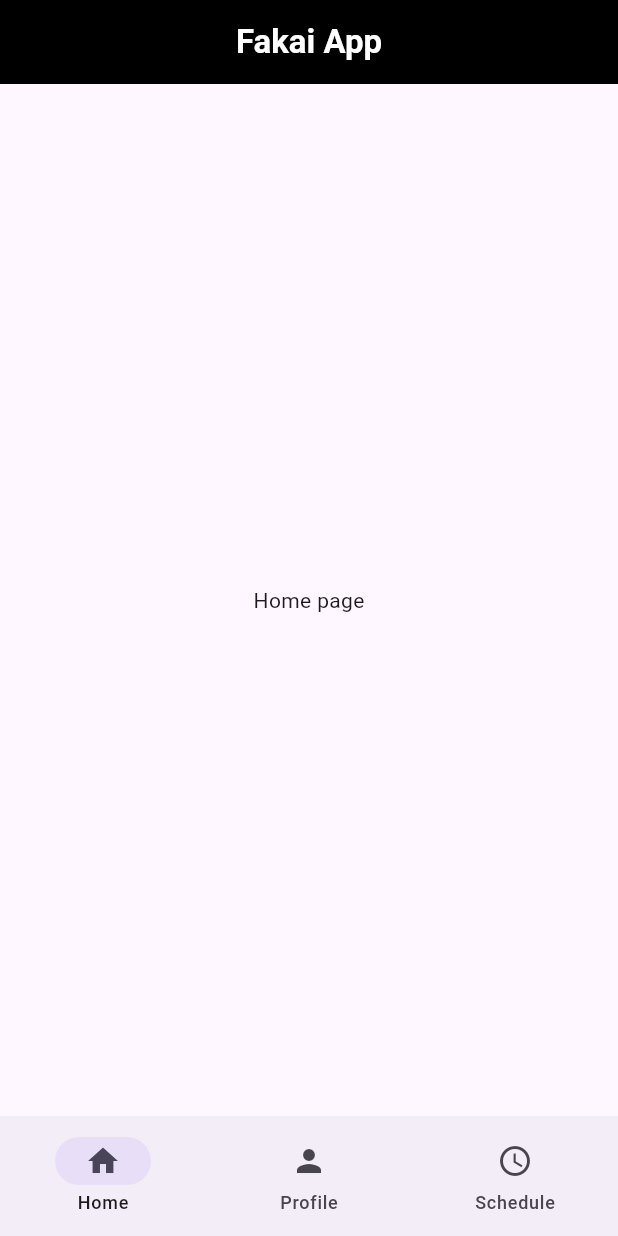
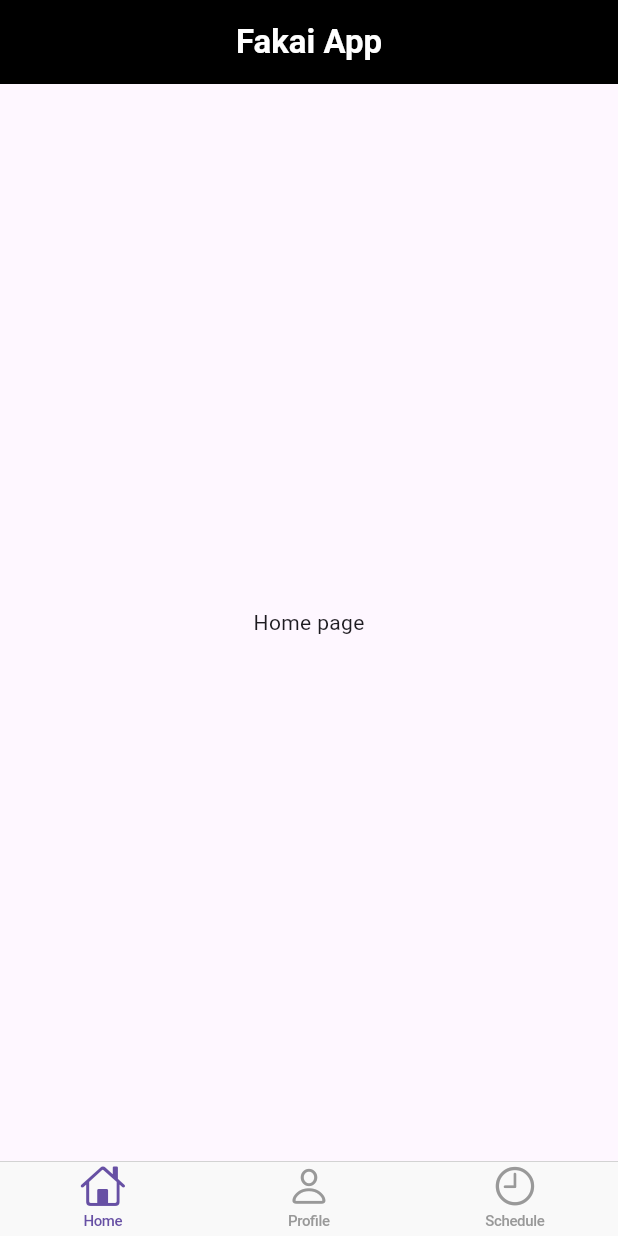
Before and after one commit to Emekaony/Demo-flutter-App, a Flutter app: the screen it shows after launch, on a phone screen of 412 x 824 dp. Run offline on Flutter 3.47's test engine with Material 3 defaults, Android fonts, the phone set to English and light mode, and no system bars.

Commit message:
Coding with AI feels so crazy tbh, it's exceptionally good with Ui stuff

```diff
--- a/lib/main.dart
+++ b/lib/main.dart
@@ -1,4 +1,4 @@
-import "package:flutter/material.dart";
+import 'package:flutter/material.dart';
 import "package:flutter_app/views/widget_tree.dart";
 
 void main() {
@@ -7,7 +7,6 @@ void main() {
 
 class MyApp extends StatelessWidget {
   const MyApp({super.key});
-  final bool isRunning = false;
 
   @override
   Widget build(BuildContext context) {
--- a/lib/views/widgets/nav_bar.dart
+++ b/lib/views/widgets/nav_bar.dart
@@ -1,4 +1,4 @@
-import 'package:flutter/material.dart';
+import 'package:flutter/cupertino.dart';
 import "package:flutter_app/data/notifiers.dart";
 
 class NavBarWidget extends StatelessWidget {
@@ -9,26 +9,23 @@ class NavBarWidget extends StatelessWidget {
     return ValueListenableBuilder(
       valueListenable: selectedPageNotifier,
       builder: (BuildContext context, int selectedPage, _) {
-        return NavigationBar(
-          onDestinationSelected: (int value) {
+        return CupertinoTabBar(
+          currentIndex: selectedPage,
+          onTap: (int value) {
             selectedPageNotifier.value = value;
           },
-          selectedIndex: selectedPage,
-          destinations: <Widget>[
-            NavigationDestination(
-              icon: Icon(Icons.home),
+          items: const <BottomNavigationBarItem>[
+            BottomNavigationBarItem(
+              icon: Icon(CupertinoIcons.home),
               label: "Home",
-              tooltip: "",
             ),
-            NavigationDestination(
-              icon: Icon(Icons.person),
+            BottomNavigationBarItem(
+              icon: Icon(CupertinoIcons.person),
               label: "Profile",
-              tooltip: "",
             ),
-            NavigationDestination(
-              icon: Icon(Icons.schedule),
+            BottomNavigationBarItem(
+              icon: Icon(CupertinoIcons.time),
               label: "Schedule",
-              tooltip: "",
             ),
           ],
         );
```
Also changed, not shown: lib/views/pages/profile.dart (+1 -28 lines).
